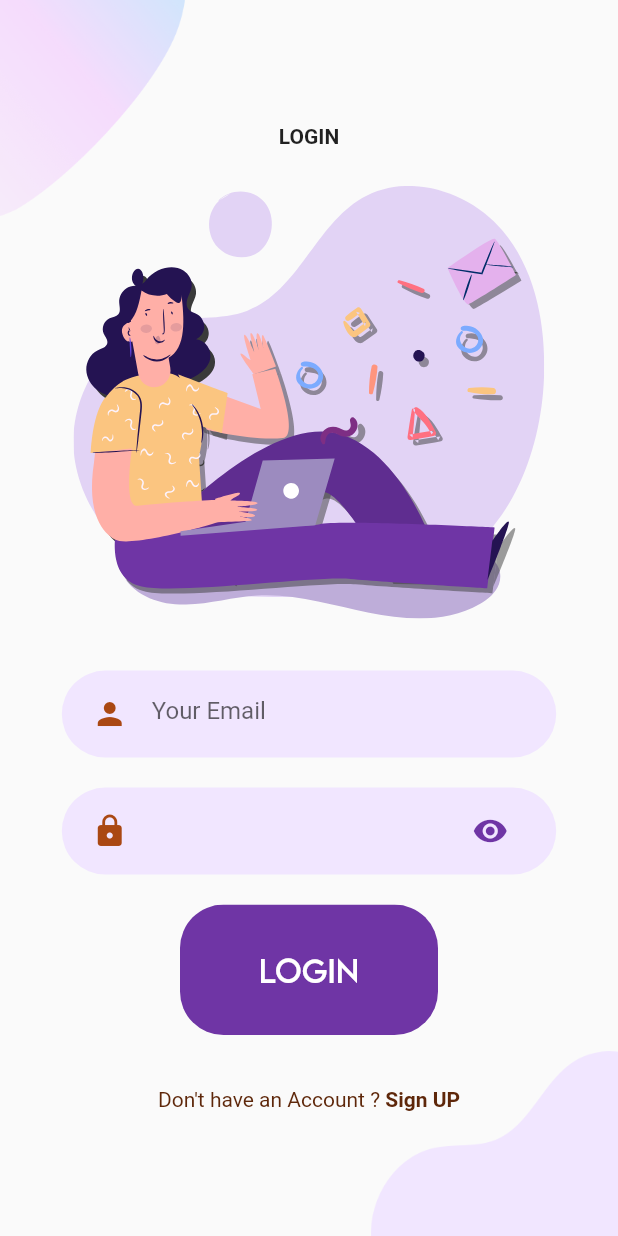
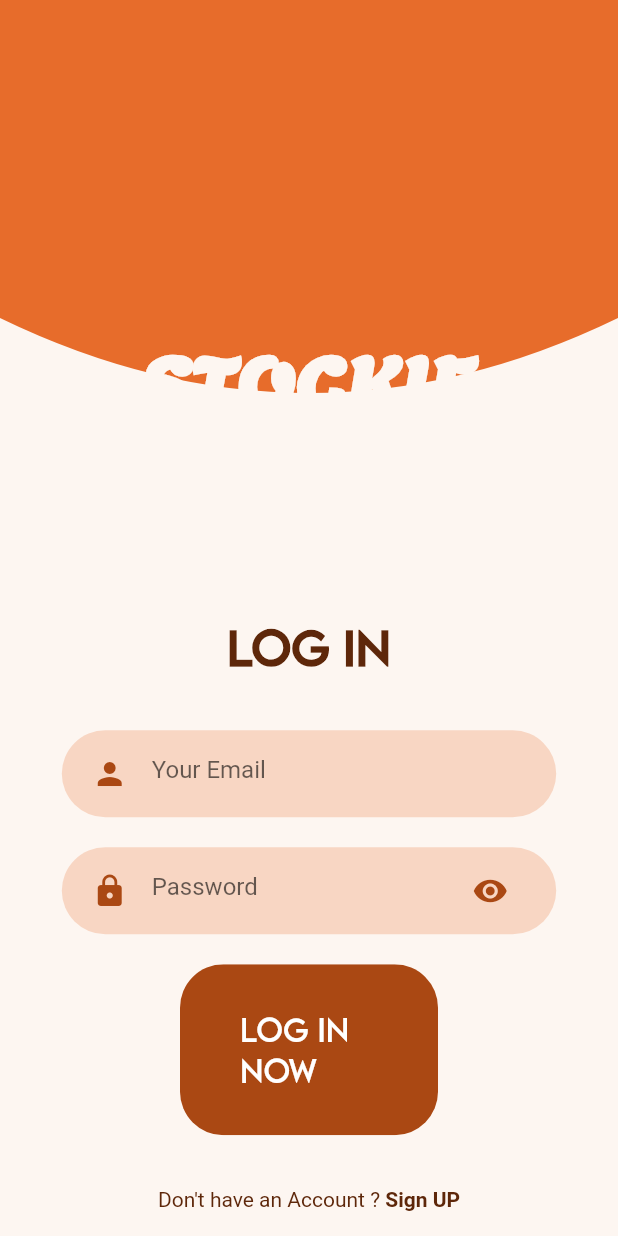
Before and after one commit to chatchaijunpatch/CS_Project_Stock, a Flutter app: the screen it shows after launch, on a phone screen of 412 x 824 dp. Run offline on Flutter 3.47's test engine with Material 2 defaults, Android fonts, the phone set to English and light mode, and no system bars; our stand-ins replace flutter_svg.

Commit message:
change login page

```diff
--- a/project_stock/lib/Screens/Welcome/components/background.dart
+++ b/project_stock/lib/Screens/Welcome/components/background.dart
@@ -1,5 +1,5 @@
 import 'package:flutter/material.dart';
-import 'package:project_stock/Screens/Welcome/components/shapespainter.dart';
+// import 'package:project_stock/Screens/Welcome/components/shapespainter.dart';
 import 'package:project_stock/constants.dart';
 
 
--- a/project_stock/lib/Screens/Welcome/components/shapespainter.dart
+++ /dev/null
@@ -1,23 +0,0 @@
-import 'package:flutter/material.dart';
-
-
-const double _kCurveHeight = 200;
-
-class ShapesPainter extends CustomPainter {
-  @override
-  void paint(Canvas canvas, Size size) {
-    final p = Path();
-    p.lineTo(0, size.height - _kCurveHeight);
-    p.relativeQuadraticBezierTo(
-        size.width / 2, 2 * _kCurveHeight, size.width, 0);
-    p.lineTo(size.width, 0);
-    p.close();
-
-    canvas.drawPath(p, Paint()..color = Color.fromRGBO(231, 108, 43, 0.82));
-  }
-
-  @override
-  bool shouldRepaint(CustomPainter oldDelegate) {
-    return true;
-  }
-}
--- a/project_stock/lib/Screens/login/components/background.dart
+++ b/project_stock/lib/Screens/login/components/background.dart
@@ -1,4 +1,7 @@
 import 'package:flutter/material.dart';
+
+import '../../../components/shapespainter.dart';
+import '../../../constants.dart';
 class Background extends StatelessWidget {
   final Widget child;
   const Background({
@@ -12,24 +15,32 @@
     Size size = MediaQuery.of(context).size;
     return Container(
       width: double.infinity,
+      color : whitePrimaryColor,
       height: size.height,
       child: Stack(
         alignment: Alignment.center,
         children: [
-          Positioned(
-              top: 0,
-              left: 0,
-              child: Image.asset(
-                "assets/images/main_top.png",
-                width: size.width * 0.3,
-              )),
-          Positioned(
-              bottom: 0,
-              right: 0,
-              child: Image.asset(
-                "assets/images/login_bottom.png",
-                width: size.width * 0.4,
-              )),
+            Positioned(
+            top: 0, // all top position is 0
+            child: CustomPaint(
+              painter: ShapesPainter(),
+              size: Size(size.height, size.width-150),
+            ),
+          ),
+          // Positioned(
+          //     top: 0,
+          //     left: 0,
+          //     child: Image.asset(
+          //       "assets/images/main_top.png",
+          //       width: size.width * 0.3,
+          //     )),
+          // Positioned(
+          //     bottom: 0,
+          //     right: 0,
+          //     child: Image.asset(
+          //       "assets/images/login_bottom.png",
+          //       width: size.width * 0.4,
+          //     )),
         child
         ],
       ),
--- a/project_stock/lib/Screens/login/components/body.dart
+++ b/project_stock/lib/Screens/login/components/body.dart
@@ -22,17 +22,34 @@
       child: Column(
         mainAxisAlignment: MainAxisAlignment.center,
         children: [
-          Text(
-            "LOGIN",
-            style: TextStyle(fontWeight: FontWeight.bold),
+           SizedBox(
+            height: size.height *0.25,
           ),
+            Text(
+                "STOCKIE",
+                style: TextStyle(fontWeight: FontWeight.bold,
+                fontFamily: "LEMON",
+                color: whitePrimaryColor,
+                fontSize: 50),
+                textAlign: TextAlign.center,
+
+              ),
           SizedBox(
-            height: size.height * 0.03,
+            height: size.height *0.15,
           ),
-          SvgPicture.asset(
-            "assets/icons/login.svg",
-            height: size.height * 0.35,
-          ),
+          // SvgPicture.asset(
+          //   "assets/icons/login.svg",
+          //   height: size.height * 0.35,
+          // ),
+            Text(
+                "LOG IN",
+                // ignore: prefer_const_constructors
+                style: TextStyle(fontWeight: FontWeight.bold,
+                 fontFamily: "LEMONMILK",color: browntext,
+                 fontSize: 30),
+                textAlign: TextAlign.center
+              ),
+
           SizedBox(
             height: size.height * 0.03,
           ),
@@ -40,24 +57,26 @@
             hintText: "Your Email",
             onChanged: (value) {},
             iconData: Icons.person,
-            color: kprimaryLightColor,
+            color: brownPrimaryColor,
             icon: Icon(null),
             booleanstate: false,
           ),
           RoundedInputField(
-            hintText: "",
+            hintText: "Password",
             booleanstate: true,
-            color: kprimaryLightColor,
+            color: brownPrimaryColor,
             onChanged: (value) {},
             iconData: Icons.lock,
             icon: Icon(
               Icons.visibility,
-              color: kPrimaryColor,
+              color: brownSecondaryColor,
             ),
           ),
           RoundedButton(
-            text: "LOGIN",
+            text: "LOG IN NOW",
             press: () {},
+            color: brownSecondaryColor,
+            fontSize: 20,
           ),
           SizedBox(
             height: size.height * 0.03,
```
